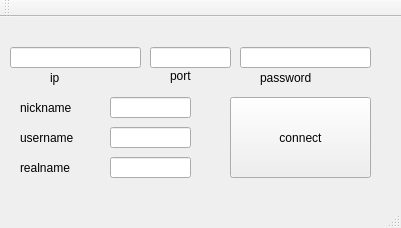
Above: client/mainwindow.ui from 1337hunter/irc before the change. Below: the same form after it.
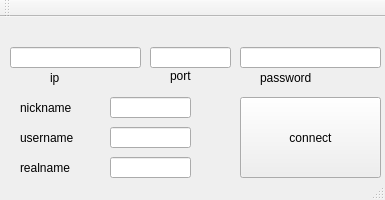
That is the form after the change.

```diff
--- a/client/mainwindow.ui
+++ b/client/mainwindow.ui
@@ -6,10 +6,22 @@
    <rect>
     <x>0</x>
     <y>0</y>
-    <width>401</width>
-    <height>228</height>
+    <width>385</width>
+    <height>200</height>
    </rect>
   </property>
+  <property name="minimumSize">
+   <size>
+    <width>385</width>
+    <height>200</height>
+   </size>
+  </property>
+  <property name="maximumSize">
+   <size>
+    <width>385</width>
+    <height>200</height>
+   </size>
+  </property>
   <property name="windowTitle">
    <string>MainWindow</string>
   </property>
@@ -17,12 +29,24 @@
    <widget class="QPushButton" name="connect">
     <property name="geometry">
      <rect>
-      <x>230</x>
+      <x>240</x>
       <y>80</y>
       <width>141</width>
       <height>81</height>
      </rect>
     </property>
+    <property name="minimumSize">
+     <size>
+      <width>0</width>
+      <height>0</height>
+     </size>
+    </property>
+    <property name="maximumSize">
+     <size>
+      <width>999</width>
+      <height>999</height>
+     </size>
+    </property>
     <property name="text">
      <string>connect</string>
     </property>
@@ -87,7 +111,7 @@
      <rect>
       <x>240</x>
       <y>30</y>
-      <width>131</width>
+      <width>141</width>
       <height>21</height>
      </rect>
     </property>
```
Left out of the diff: 2 changed lines with no effect on the pictures.
